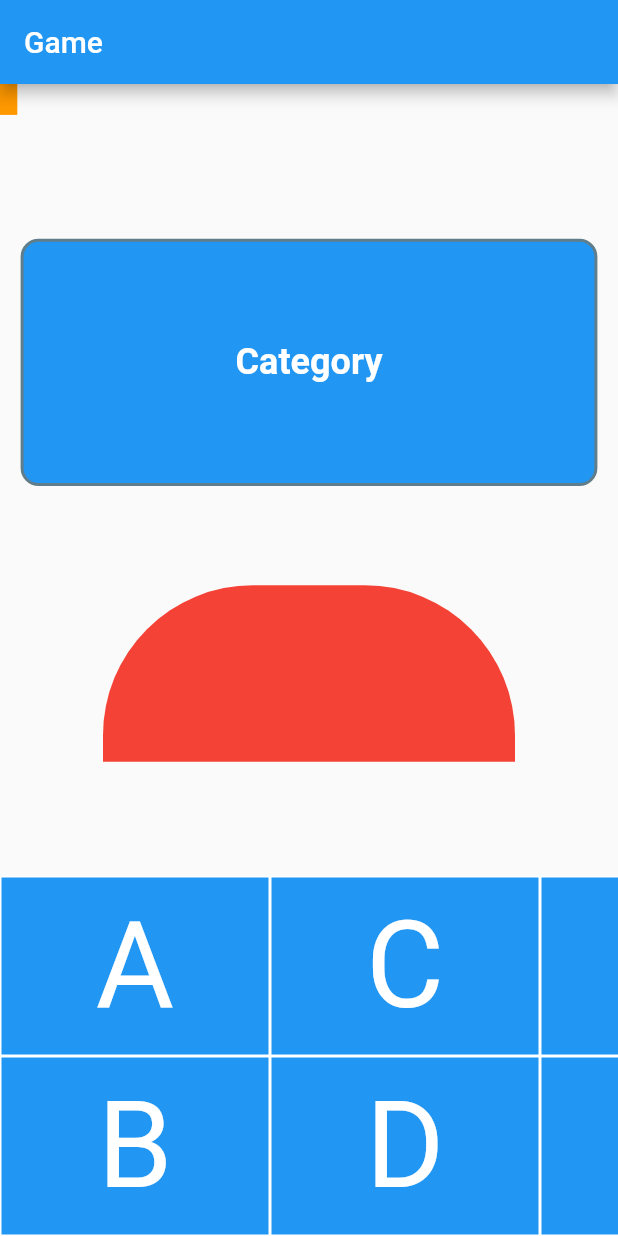
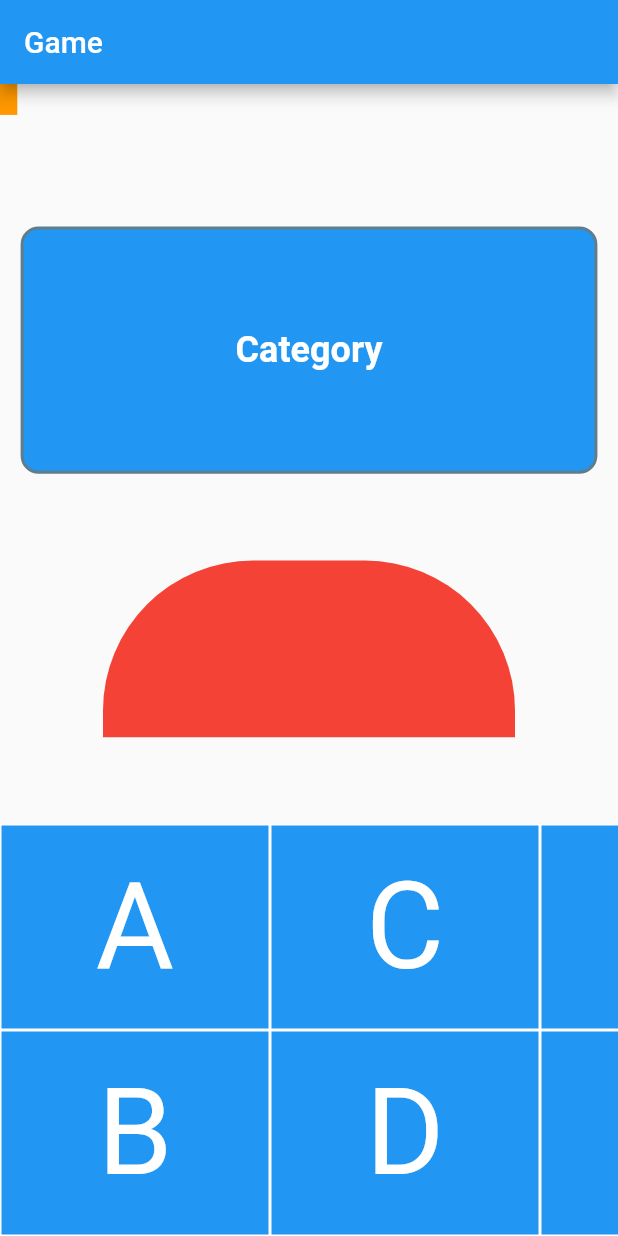
Before and after one commit to EdreiFernandes/dont_stop, a Flutter app: the screen it shows after launch, on a phone screen of 412 x 824 dp. Run offline on Flutter 3.47's test engine with Material 2 defaults, Android fonts, the phone set to English and light mode, and no system bars; our stand-ins replace shared_preferences.

Commit message:
Usando MediaQuery no teclado. Classes: KeyboardTile e LetterSelector

```diff
--- a/lib/components/letter_selector/keyboard_tile.dart
+++ b/lib/components/letter_selector/keyboard_tile.dart
@@ -25,6 +25,8 @@ class _KeyboardTileState extends State<KeyboardTile> {
 
   @override
   Widget build(BuildContext context) {
+    final _mediaSize = MediaQuery.of(context).size;
+
     return Material(
       color: _isActive ? Colors.blue : Colors.grey,
       textStyle: TextStyle(
@@ -40,7 +42,7 @@ class _KeyboardTileState extends State<KeyboardTile> {
         },
         child: Container(
           width: 180.0,
-          height: 120.0,
+          height: _mediaSize.height / 6,
           decoration: BoxDecoration(
             border: Border.all(
               color: Colors.white,
--- a/lib/components/letter_selector/letter_selector.dart
+++ b/lib/components/letter_selector/letter_selector.dart
@@ -7,11 +7,10 @@ class LetterSelector extends StatelessWidget {
 
   @override
   Widget build(BuildContext context) {
-    return Column(
-      mainAxisAlignment: MainAxisAlignment.end,
-      children: [
-        Container(
-          height: 250.0,
+    final _mediaSize = MediaQuery.of(context).size;
+
+    return Container(
+      height: _mediaSize.height / 3,
       child: ListView(
         // This next line does the trick.
         scrollDirection: Axis.horizontal,
@@ -31,8 +30,6 @@ class LetterSelector extends StatelessWidget {
           // Keyboard(tiles: ['Y','Z','x','x']),
         ],
       ),
-        ),
-      ],
     );
   }
 }
```
Lines whose indentation alone changed are shown as unchanged.
